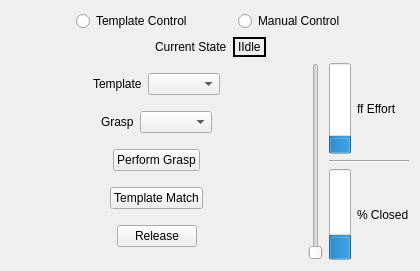
This is vigir_ocs_grasp_widget/src/graspWidget.ui in team-vigir/vigir_ocs_common as Qt 5 draws it before an edit. The edited form follows.
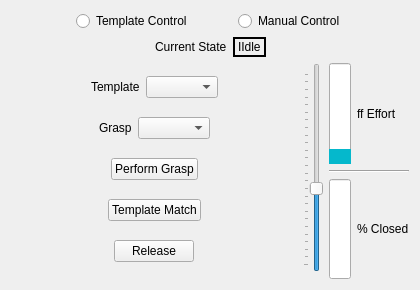
This is the edited form.

Commit message: The graspWidget is in mostly working condition.

```diff
--- a/vigir_ocs_grasp_widget/src/graspWidget.ui
+++ b/vigir_ocs_grasp_widget/src/graspWidget.ui
@@ -7,7 +7,7 @@
     <x>0</x>
     <y>0</y>
     <width>420</width>
-    <height>258</height>
+    <height>290</height>
    </rect>
   </property>
   <property name="windowTitle">
@@ -328,14 +328,46 @@
       </layout>
      </item>
      <item>
-      <layout class="QHBoxLayout" name="horizontalLayout_11"/>
-     </item>
-     <item>
-      <widget class="QSlider" name="userSlider">
-       <property name="orientation">
-        <enum>Qt::Vertical</enum>
-       </property>
-      </widget>
+      <layout class="QVBoxLayout" name="verticalLayout_4">
+       <item>
+        <widget class="QSlider" name="userSlider">
+         <property name="layoutDirection">
+          <enum>Qt::LeftToRight</enum>
+         </property>
+         <property name="maximum">
+          <number>255</number>
+         </property>
+         <property name="value">
+          <number>100</number>
+         </property>
+         <property name="orientation">
+          <enum>Qt::Vertical</enum>
+         </property>
+         <property name="tickPosition">
+          <enum>QSlider::TicksAbove</enum>
+         </property>
+         <property name="tickInterval">
+          <number>10</number>
+         </property>
+        </widget>
+       </item>
+       <item>
+        <spacer name="verticalSpacer_2">
+         <property name="orientation">
+          <enum>Qt::Vertical</enum>
+         </property>
+         <property name="sizeType">
+          <enum>QSizePolicy::Fixed</enum>
+         </property>
+         <property name="sizeHint" stdset="0">
+          <size>
+           <width>7</width>
+           <height>7</height>
+          </size>
+         </property>
+        </spacer>
+       </item>
+      </layout>
      </item>
      <item>
       <layout class="QVBoxLayout" name="verticalLayout_3">
@@ -343,6 +375,11 @@
         <layout class="QHBoxLayout" name="horizontalLayout_12">
          <item>
           <widget class="QProgressBar" name="forceGraph">
+           <property name="styleSheet">
+            <string notr="true">QProgressBar::chunk {
+	background-color: #05B8CC;
+}</string>
+           </property>
            <property name="maximum">
             <number>155</number>
            </property>
@@ -377,12 +414,14 @@
         <layout class="QHBoxLayout" name="horizontalLayout_14">
          <item>
           <widget class="QProgressBar" name="closedGraph">
+           <property name="styleSheet">
+            <string notr="true">QProgressBar::chunk {
+	background-color: #05B8CC;
+}</string>
+           </property>
            <property name="maximum">
             <number>100</number>
            </property>
-           <property name="value">
-            <number>24</number>
-           </property>
            <property name="orientation">
             <enum>Qt::Vertical</enum>
            </property>
```
Left out of the diff: 8 changed lines with no effect on the pictures. The commit also changes 5 other files.
